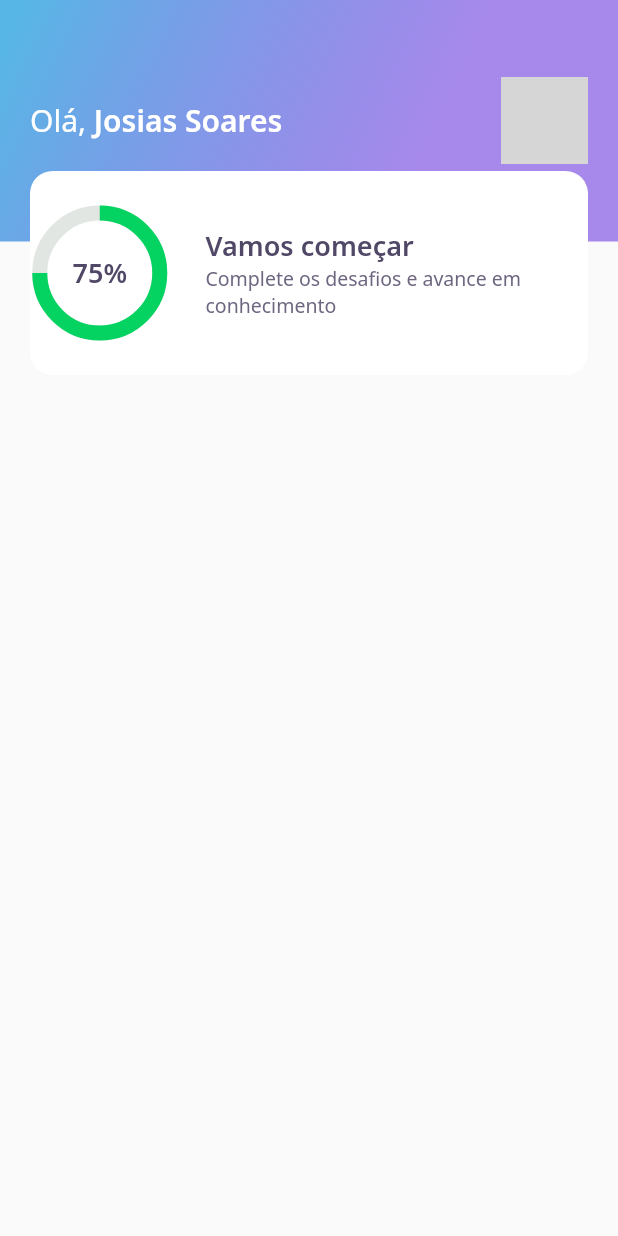
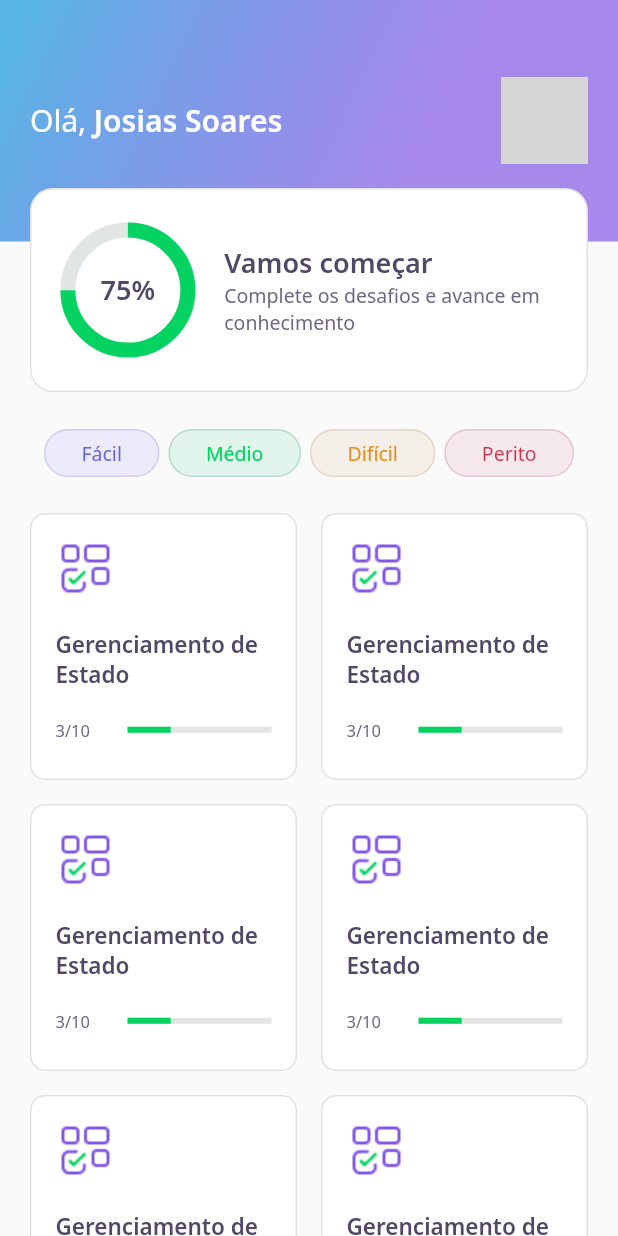
Before and after one commit to josiaspsoares/devquiz, a Flutter app: the screen it shows after launch, on a phone screen of 412 x 824 dp. Run offline on Flutter 3.47's test engine with Material 2 defaults, Android fonts, the phone set to English and light mode, and no system bars; our stand-ins replace google_fonts; network calls fail; grey boxes are pictures that could not be loaded.

Commit message:
Concluindo segunda aula

```diff
--- a/lib/core/app_widget.dart
+++ b/lib/core/app_widget.dart
@@ -1,10 +1,12 @@
 import 'package:devquiz/home/home_page.dart';
-//import 'package:devquiz/splash/splash_page.dart';
 import 'package:flutter/material.dart';
+import 'package:flutter/services.dart';
 
 class AppWidget extends StatelessWidget {
   @override
   Widget build(BuildContext context) {
+    SystemChrome.setPreferredOrientations(
+        [DeviceOrientation.portraitUp, DeviceOrientation.portraitDown]);
     return MaterialApp(
       title: "DevQuiz",
       home: HomePage(),
--- a/lib/home/home_page.dart
+++ b/lib/home/home_page.dart
@@ -1,4 +1,6 @@
 import 'package:devquiz/home/widgets/app_bar/app_bar_widget.dart';
+import 'package:devquiz/home/widgets/level_button/level_button_widget.dart';
+import 'package:devquiz/home/widgets/quiz_card/quiz_card_widget.dart';
 import 'package:flutter/material.dart';
 
 class HomePage extends StatefulWidget {
@@ -11,6 +13,58 @@ class _HomePageState extends State<HomePage> {
   Widget build(BuildContext context) {
     return Scaffold(
       appBar: AppBarWidget(),
+      body: Padding(
+        padding: const EdgeInsets.symmetric(
+          horizontal: 20,
+        ),
+        child: Column(
+          children: [
+            SizedBox(
+              height: 36,
+            ),
+            SizedBox(
+              height: 32,
+              child: ListView(
+                scrollDirection: Axis.horizontal,
+                shrinkWrap: true,
+                children: [
+                  LevelButtonWidget(label: "Fácil"),
+                  SizedBox(
+                    width: 6,
+                  ),
+                  LevelButtonWidget(label: "Médio"),
+                  SizedBox(
+                    width: 6,
+                  ),
+                  LevelButtonWidget(label: "Difícil"),
+                  SizedBox(
+                    width: 6,
+                  ),
+                  LevelButtonWidget(label: "Perito"),
+                ],
+              ),
+            ),
+            SizedBox(
+              height: 24,
+            ),
+            Expanded(
+              child: GridView.count(
+                mainAxisSpacing: 16,
+                crossAxisSpacing: 16,
+                crossAxisCount: 2,
+                children: [
+                  QuizCardWidget(),
+                  QuizCardWidget(),
+                  QuizCardWidget(),
+                  QuizCardWidget(),
+                  QuizCardWidget(),
+                  QuizCardWidget(),
+                ],
+              ),
+            ),
+          ],
+        ),
+      ),
     );
   }
 }
--- a/lib/home/widgets/app_bar/app_bar_widget.dart
+++ b/lib/home/widgets/app_bar/app_bar_widget.dart
@@ -45,7 +45,7 @@ class AppBarWidget extends PreferredSize {
                   ),
                 ),
                 Align(
-                  alignment: Alignment(0.0, 1.0),
+                  alignment: Alignment(0.0, 1.2),
                   child: ScoreCardWidget(),
                 ),
               ],
--- /dev/null
+++ b/lib/home/widgets/level_button/level_button_widget.dart
@@ -0,0 +1,60 @@
+import 'package:devquiz/core/app_colors.dart';
+import 'package:flutter/material.dart';
+import 'package:google_fonts/google_fonts.dart';
+
+class LevelButtonWidget extends StatelessWidget {
+  LevelButtonWidget({Key? key, required this.label})
+      : assert(["Fácil", "Médio", "Difícil", "Perito"].contains(label)),
+        super(key: key);
+
+  final String label;
+  final config = {
+    "Fácil": {
+      "color": AppColors.levelButtonFacil,
+      "borderColor": AppColors.levelButtonBorderFacil,
+      "fontColor": AppColors.levelButtonTextFacil,
+    },
+    "Médio": {
+      "color": AppColors.levelButtonMedio,
+      "borderColor": AppColors.levelButtonBorderMedio,
+      "fontColor": AppColors.levelButtonTextMedio,
+    },
+    "Difícil": {
+      "color": AppColors.levelButtonDificil,
+      "borderColor": AppColors.levelButtonBorderDificil,
+      "fontColor": AppColors.levelButtonTextDificil,
+    },
+    "Perito": {
+      "color": AppColors.levelButtonPerito,
+      "borderColor": AppColors.levelButtonBorderPerito,
+      "fontColor": AppColors.levelButtonTextPerito,
+    },
+  };
+
+  Color get color => config[label]!['color']!;
+  Color get borderColor => config[label]!['borderColor']!;
+  Color get fontColor => config[label]!['fontColor']!;
+
+  @override
+  Widget build(BuildContext context) {
+    return Container(
+      decoration: BoxDecoration(
+        color: color,
+        border: Border.fromBorderSide(
+          BorderSide(color: borderColor),
+        ),
+        borderRadius: BorderRadius.circular(28),
+      ),
+      child: Padding(
+        padding: const EdgeInsets.symmetric(horizontal: 24, vertical: 6),
+        child: Text(
+          label,
+          style: GoogleFonts.notoSans(
+            color: fontColor,
+            fontSize: 13,
+          ),
+        ),
+      ),
+    );
+  }
+}
--- /dev/null
+++ b/lib/home/widgets/quiz_card/quiz_card_widget.dart
@@ -0,0 +1,60 @@
+import 'package:devquiz/core/app_colors.dart';
+import 'package:devquiz/core/app_images.dart';
+import 'package:devquiz/core/app_text_styles.dart';
+import 'package:devquiz/shared/widgets/progress_indicator/progress_indicator_widget.dart';
+import 'package:flutter/material.dart';
+
+class QuizCardWidget extends StatelessWidget {
+  @override
+  Widget build(BuildContext context) {
+    return Container(
+      padding: EdgeInsets.all(16),
+      decoration: BoxDecoration(
+        color: AppColors.white,
+        border: Border.fromBorderSide(
+          BorderSide(
+            color: AppColors.border,
+          ),
+        ),
+        borderRadius: BorderRadius.circular(10),
+      ),
+      child: Column(
+        crossAxisAlignment: CrossAxisAlignment.start,
+        children: [
+          Container(
+            height: 40,
+            width: 40,
+            child: Image.asset(AppImages.blocks),
+          ),
+          SizedBox(
+            height: 20,
+          ),
+          Text(
+            "Gerenciamento de Estado",
+            style: AppTextStyles.heading15,
+          ),
+          SizedBox(
+            height: 20,
+          ),
+          Row(
+            children: [
+              Expanded(
+                flex: 1,
+                child: Text(
+                  "3/10",
+                  style: AppTextStyles.body11,
+                ),
+              ),
+              Expanded(
+                flex: 2,
+                child: ProgressIndicatorWidget(
+                  value: 0.3,
+                ),
+              ),
+            ],
+          ),
+        ],
+      ),
+    );
+  }
+}
--- a/lib/home/widgets/score_card/score_card_widget.dart
+++ b/lib/home/widgets/score_card/score_card_widget.dart
@@ -12,8 +12,15 @@ class ScoreCardWidget extends StatelessWidget {
         height: 136,
         decoration: BoxDecoration(
           color: AppColors.white,
+          border: Border.fromBorderSide(
+          BorderSide(
+            color: AppColors.border,
+          ),
+        ),
           borderRadius: BorderRadius.circular(15),
         ),
+        child: Padding(
+          padding: const EdgeInsets.symmetric(horizontal: 24),
           child: Row(
             crossAxisAlignment: CrossAxisAlignment.center,
             children: [
@@ -44,6 +51,7 @@ class ScoreCardWidget extends StatelessWidget {
             ],
           ),
         ),
+      ),
     );
   }
 }
--- /dev/null
+++ b/lib/shared/widgets/progress_indicator/progress_indicator_widget.dart
@@ -0,0 +1,18 @@
+import 'package:devquiz/core/app_colors.dart';
+import 'package:flutter/material.dart';
+
+class ProgressIndicatorWidget extends StatelessWidget {
+  const ProgressIndicatorWidget({Key? key, required this.value})
+      : super(key: key);
+
+  final double value;
+
+  @override
+  Widget build(BuildContext context) {
+    return LinearProgressIndicator(
+      value: value,
+      backgroundColor: AppColors.chartSecondary,
+      valueColor: AlwaysStoppedAnimation<Color>(AppColors.chartPrimary),
+    );
+  }
+}
```
Also changed, not shown: lib/challenge/challenge_page.dart (added, +21 -0 lines), lib/challenge/widgets/answer/answer_widget.dart (added, +83 -0 lines), lib/challenge/widgets/question_indicator/question_indicator_widget.dart (added, +35 -0 lines), lib/challenge/widgets/quiz/quiz_widget.dart (added, +40 -0 lines). Lines whose indentation alone changed are shown as unchanged.
